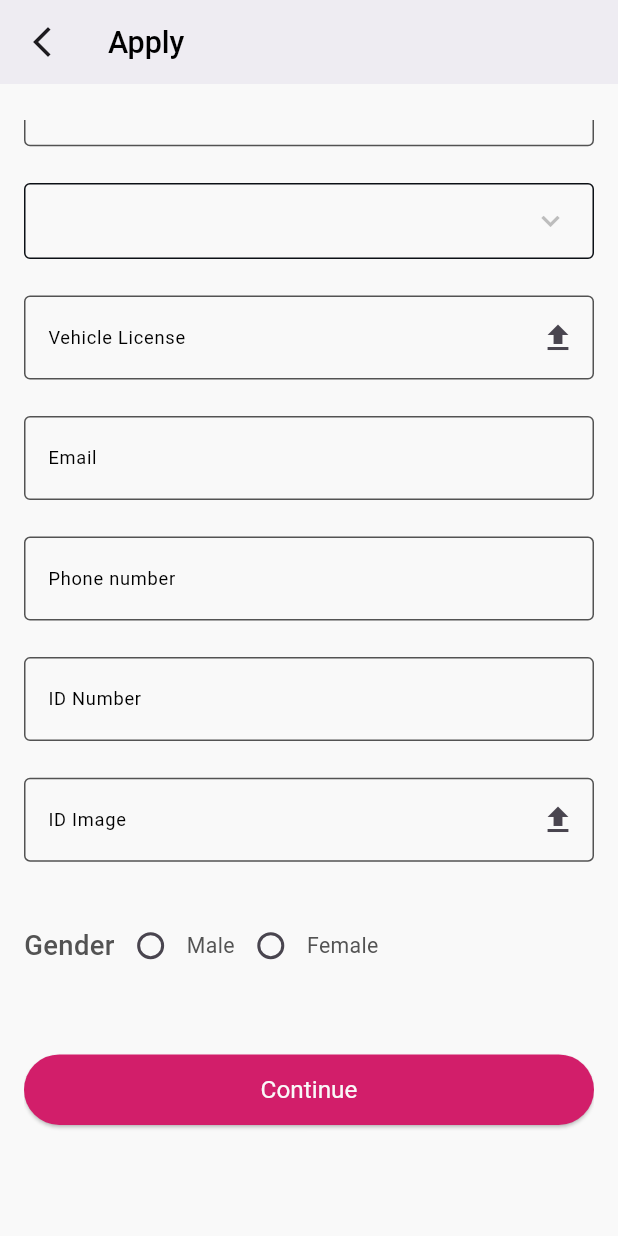
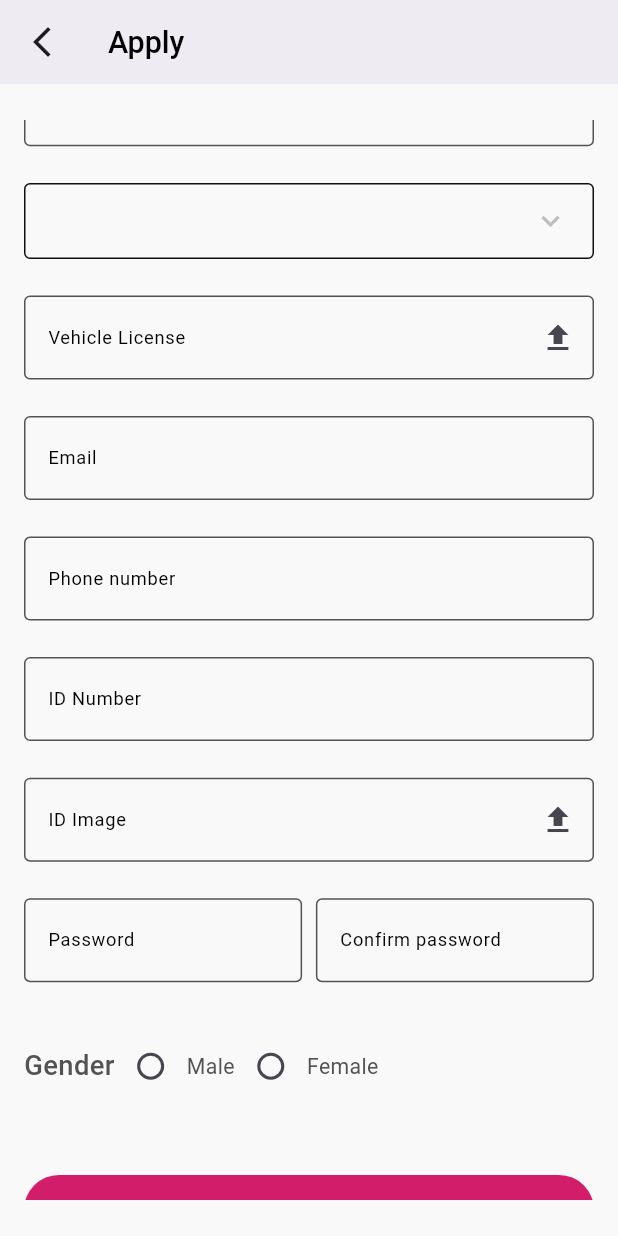
Before and after one commit to ali72-20/Elevate_tracking_app, a Flutter app: the screen it shows after launch, scrolled down 309 dp, on a phone screen of 412 x 824 dp. Run offline on Flutter 3.47's test engine with Material 3 defaults, Android fonts, the phone set to English and light mode, and no system bars; drawn by our look-alikes of dropdown_button2; our stand-ins replace awesome_dialog, bloc, dio, flutter_bloc, flutter_screenutil, flutter_secure_storage and 6 more; missing offline and left inert: flutter_icon_snackbar; generated files the repository leaves out were written again; network calls fail.

Commit message:
validate fields

```diff
--- a/lib/src/data/data_sources/online_data_source/auth/auth_online_data_source.dart
+++ b/lib/src/data/data_sources/online_data_source/auth/auth_online_data_source.dart
@@ -2,6 +2,7 @@ import 'package:tracking_app/src/data/api/core/api_request_models/Auth/forget_pa
 import 'package:tracking_app/src/data/api/core/api_request_models/Auth/forget_password_request_models/get_otp_request_model.dart';
 import 'package:tracking_app/src/data/api/core/api_request_models/Auth/forget_password_request_models/reset_password_request_model.dart';
 import 'package:tracking_app/src/data/api/core/api_request_models/login_request/login_request.dart';
+import 'package:tracking_app/src/data/api/core/api_response_models/Auth/apply/apply_response_model.dart';
 import 'package:tracking_app/src/data/api/core/api_response_models/Auth/forget_password/confirm_otp_response_model.dart';
 import 'package:tracking_app/src/data/api/core/api_response_models/Auth/forget_password/get_otp_response_model.dart';
 import 'package:tracking_app/src/data/api/core/api_response_models/Auth/forget_password/reset_password_response_model.dart';
@@ -10,11 +11,13 @@ import 'package:tracking_app/src/data/api/core/api_response_models/login_respons
 import 'package:tracking_app/src/data/api/core/api_response_models/login_response_model/login_response_model.dart';
 import 'package:tracking_app/src/data/api/core/api_response_models/Auth/logout_response_model.dart';
 
+import '../../../api/core/api_request_models/Auth/apply/apply_request_model.dart';
 import '../../../api/core/api_request_models/change_password/change_password_request_model.dart';
 
 
 
 abstract interface class AuthOnlineDataSource{
+  Future<ApplyResponseModel> apply({required ApplyRequestModel applyRequestModel});
   Future<LoginResponseModel>login({required LoginRequest loginRequest});
   Future<GetOtpResponseModel> getOtp(GetOtpRequestModel getOtpRequestModel);
   Future<ConfirmOtpResponseModel> confirmOtp(ConfirmOtpRequestModel confirmOtpRequestModel);
--- a/lib/src/presentation/managers/Auth/apply/apply_screen_actions.dart
+++ b/lib/src/presentation/managers/Auth/apply/apply_screen_actions.dart
@@ -1,5 +1,3 @@
 sealed class ApplyScreenActions{}
-class GetAllVehiclesAction extends ApplyScreenActions{}
-class GetCountriesAction extends ApplyScreenActions{}
 class ApplyNewUserAction extends ApplyScreenActions{}
 class GetScreenDataAction extends ApplyScreenActions{}
--- a/lib/src/presentation/pages/Auth/apply/apply_form.dart
+++ b/lib/src/presentation/pages/Auth/apply/apply_form.dart
@@ -4,8 +4,6 @@ import 'package:tracking_app/core/extensions/extensions.dart';
 import 'package:tracking_app/core/utilities/style/spacing.dart';
 import 'package:tracking_app/src/domain/entities/country/country_entity.dart';
 import 'package:tracking_app/src/presentation/managers/Auth/apply/apply_screen_view_model.dart';
-import 'package:tracking_app/src/presentation/pages/Auth/apply/country_drop_down_list.dart';
-
 import '../../../../../core/common/common_imports.dart';
 import '../../../../../core/utilities/style/app_colors.dart';
 import '../../../../../core/utilities/style/app_text_styles.dart';
@@ -40,6 +38,7 @@ class _ApplyFormState extends State<ApplyForm> {
                     viewModel.getController(ApplyScreenFormFields.country).text = value.name!;
                   });
                 },
+                value: viewModel.selectedCountry,
                 buttonStyleData: ButtonStyleData(
                   decoration: BoxDecoration(
                     borderRadius: BorderRadius.circular(4),
@@ -155,6 +154,9 @@ class _ApplyFormState extends State<ApplyForm> {
                   style: AppTextStyles.font12Regular,
                 ),
               ),
+              validator: (value){
+                return viewModel.validateField(ApplyScreenFormFields.vehicleLicense);
+              },
             ),
             verticalSpace(24),
             TextFormField(
@@ -220,7 +222,54 @@ class _ApplyFormState extends State<ApplyForm> {
                   style: AppTextStyles.font12Regular,
                 ),
               ),
+              validator: (value){
+                return viewModel.validateField(ApplyScreenFormFields.idNumber);
+              },
             ),
+            verticalSpace(24),
+            Row(
+              mainAxisAlignment:  MainAxisAlignment.spaceBetween,
+              children: [
+                SizedBox(
+                  width: context.width * 0.45 ,
+                  child: TextFormField(
+                    controller: viewModel
+                        .getController(ApplyScreenFormFields.password),
+                    decoration: InputDecoration(
+                      label: Text(
+                        context.localization.password,
+                        style: AppTextStyles.font12Regular,
+                      ),
+                      hintText: context.localization.enterYourPassword,
+                      hintStyle: AppTextStyles.font14Regular
+                          .copyWith(color: AppColors.kWhite70),
+                    ),
+                    validator: (value){
+                     return viewModel.validateField(ApplyScreenFormFields.password);
+                    },
+                  ),
+                ),
+                SizedBox(
+                  width: context.width * 0.45,
+                  child: TextFormField(
+                    controller: viewModel
+                        .getController(ApplyScreenFormFields.confirmPassword),
+                    decoration: InputDecoration(
+                      label: Text(
+                        context.localization.confirmPassword,
+                        style: AppTextStyles.font12Regular,
+                      ),
+                      hintText: context.localization.confirmPassword,
+                      hintStyle: AppTextStyles.font14Regular
+                          .copyWith(color: AppColors.kWhite70),
+                    ),
+                    validator: (value){
+                    return  viewModel.validateField(ApplyScreenFormFields.confirmPassword);
+                    },
+                  ),
+                ),
+              ],
+            )
           ],
         ),
       ),
--- a/lib/src/presentation/pages/Auth/apply/apply_screen_body.dart
+++ b/lib/src/presentation/pages/Auth/apply/apply_screen_body.dart
@@ -3,11 +3,11 @@ import 'package:tracking_app/core/common/common_imports.dart';
 import 'package:tracking_app/core/extensions/extensions.dart';
 import 'package:tracking_app/core/utilities/style/app_text_styles.dart';
 import 'package:tracking_app/core/utilities/style/spacing.dart';
+import 'package:tracking_app/src/presentation/managers/Auth/apply/apply_screen_actions.dart';
 import 'package:tracking_app/src/presentation/managers/Auth/apply/apply_screen_view_model.dart';
 
 import '../../../../../core/utilities/style/app_colors.dart';
 import 'apply_form.dart';
-import 'country_drop_down_list.dart';
 import 'gender_radio_button_row.dart';
 
 class ApplyScreenBody extends StatelessWidget {
@@ -31,7 +31,9 @@ class ApplyScreenBody extends StatelessWidget {
             child: Padding(
               padding: const EdgeInsets.only(top: 48, bottom: 50),
               child: ElevatedButton(
-                  onPressed: () {},
+                  onPressed: () {
+                    viewModel.doAction(ApplyNewUserAction());
+                  },
                   child: Padding(
                     padding: const EdgeInsets.all(14),
                     child: Text(
```
Also changed, not shown: lib/src/data/data_sources/online_data_source/auth/auth_online_data_source_impl.dart (+7 -0 lines), lib/src/presentation/managers/Auth/apply/apply_screen_view_model.dart (+12 -13 lines), lib/src/presentation/managers/Auth/apply/validator_manager.dart (+69 -0 lines), lib/src/presentation/pages/Auth/apply/country_drop_down_list.dart (deleted, +0 -45 lines), lib/core/di/di.config.dart, 1 other file.
